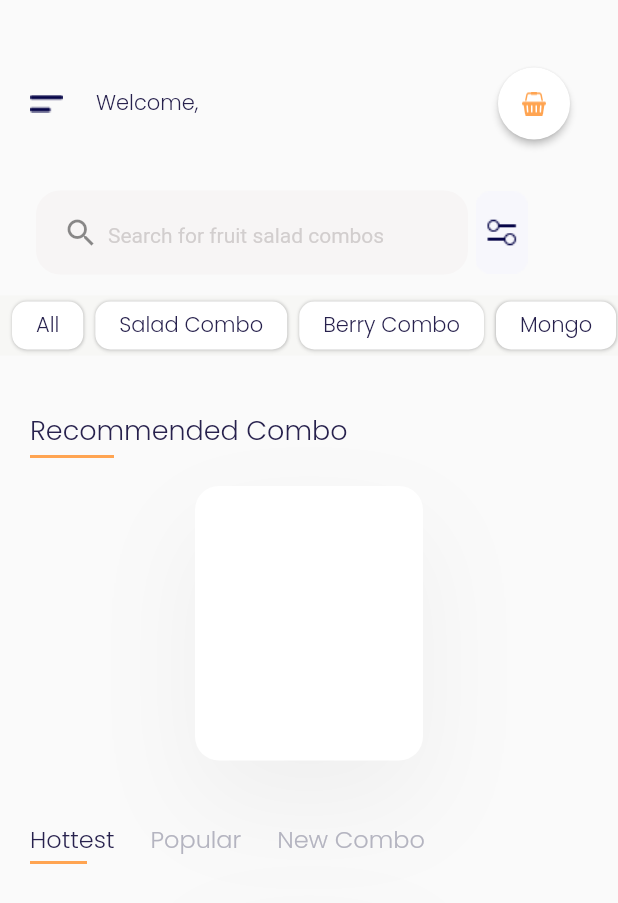
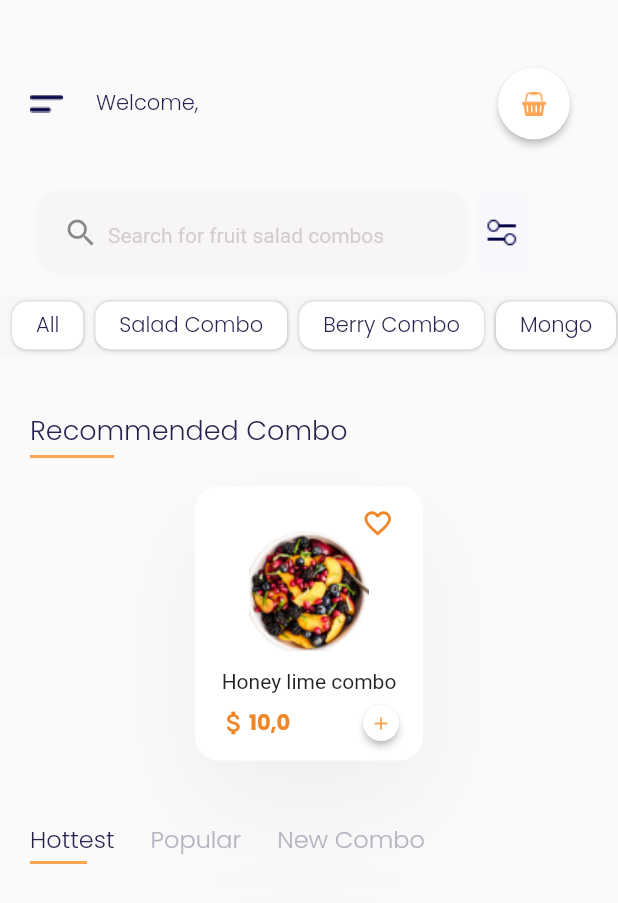
Before and after one commit to CristinaKulczynski/SecondFlutterCompassChallenge, a Flutter app: the HomeScreenOne screen opened directly with empty values, on a phone screen of 412 x 824 dp. Shown: the top 903 px of the screen. Run offline on Flutter 3.47's test engine with Material 2 defaults, Android fonts, the phone set to English and light mode, and no system bars.

Commit message:
Colocando elementos nos combos

```diff
--- a/lib/screens/home_screen_one.dart
+++ b/lib/screens/home_screen_one.dart
@@ -177,6 +177,74 @@ class _HomeScreenOneState extends State<HomeScreenOne> {
                 ),
               ],
             ),
+            child: Column(
+              children: [
+                SizedBox(
+                  width: MediaQuery.of(context).size.width,
+                  height: 14,
+                ),
+                Stack(children: [
+                  const Align(
+                  alignment: Alignment(0.7, -0.9),
+                  child: Icon(
+                    Icons.favorite_border_outlined, size: 21,
+                    color: Color.fromRGBO(240, 134, 38, 1),
+                  ),
+                ),
+                   Padding(
+                     padding: const EdgeInsets.only(top: 16.0, bottom: 4.0, left: 36),
+                     child: Image.asset('assets/images/fruit_home_screen_one.png'),
+                   ),
+                   ]
+                  ),
+                const Padding(
+                  padding: EdgeInsets.all(8.0),
+                  child: Text('Honey lime combo'),
+                ),
+                Row(
+                  mainAxisAlignment: MainAxisAlignment.spaceBetween,
+                  children: [
+                    Row(
+                      children: const [
+                        SizedBox(
+                          width: 16,
+                        ),
+                        Icon(Icons.attach_money, color: Color.fromRGBO(240, 134, 38, 1), size: 20,),
+                        Text('10,0', style: TextStyle(
+                          fontSize: 14,
+                          fontFamily: 'Poppins',
+                          fontWeight: FontWeight.bold,
+                          color: Color.fromRGBO(240, 134, 38, 1),
+                        ),),
+                      ],
+                    ),
+                    Row(
+                      children: [
+                        SizedBox(
+                          height: 24,
+                          width: 24,
+                          child: ElevatedButton(
+                            onPressed: () {},
+                            style: ElevatedButton.styleFrom(
+                              padding: const EdgeInsets.only(top: 4.0, bottom: 4.0),
+                              backgroundColor:
+                                  const Color.fromRGBO(255, 255, 255, 1),
+                              shape: RoundedRectangleBorder(
+                                borderRadius: BorderRadius.circular(50),
+                              ),
+                            ),
+                            child: const Icon(Icons.add, color: Color.fromRGBO(255, 164, 81, 1), size: 14,),
+                          ),
+                        ),
+                        const SizedBox(
+                          width: 16,
+                        ),
+                      ],
+                    ),
+                  ],
+                ),
+              ],
+            ),
           ),
           const SizedBox(
             height: 40,
--- a/lib/screens/welcome_screen.dart
+++ b/lib/screens/welcome_screen.dart
@@ -60,6 +60,8 @@ class _WelcomeScreenState extends State<WelcomeScreen> {
                 const SizedBox(
                   height: 5,
                 ),
+                Row(
+                  children: [
                     const Text(
                       'We deliver the best and freshest fruit salad \nin town. Order for a combo today!!!',
                       style: TextStyle(
@@ -105,6 +107,8 @@ class _WelcomeScreenState extends State<WelcomeScreen> {
                     ),
                   ],
                 ),
+              ],
+            ),
           ),
         ],
       ),
```
Lines whose indentation alone changed are shown as unchanged.
